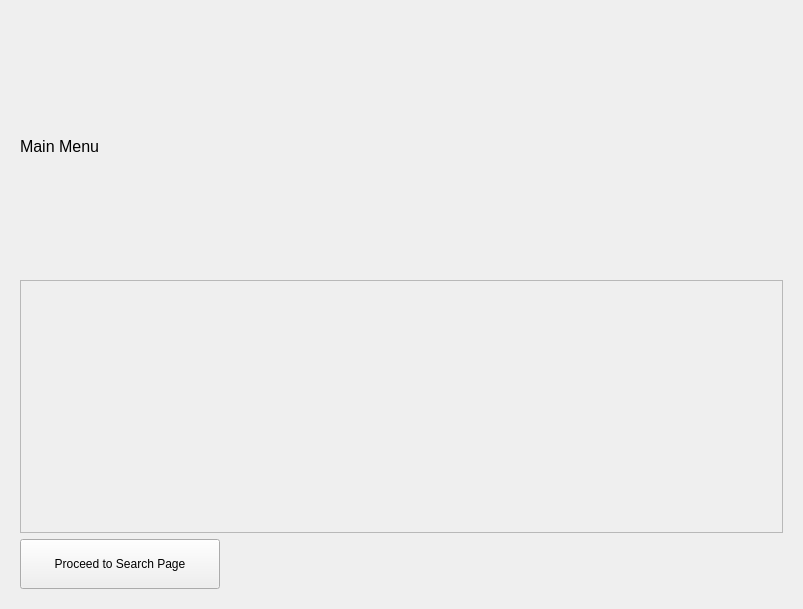
This is form.ui in verociraptor/movie-sorter as Qt 5 draws it before an edit. The edited form follows.
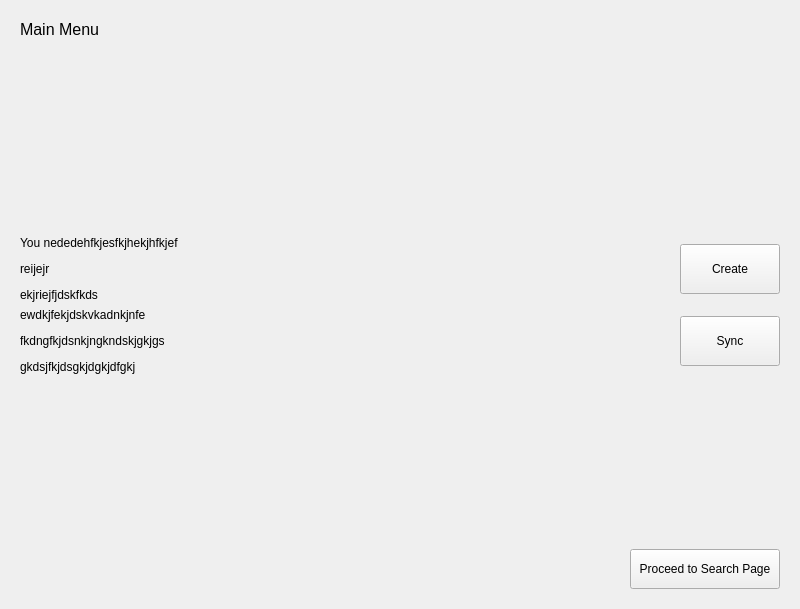
This is the edited form.

Commit message: Edited UI to allow scalability when resizing the window.

What changed in the file:
```diff
--- a/form.ui
+++ b/form.ui
@@ -6,76 +6,188 @@
    <rect>
     <x>0</x>
     <y>0</y>
-    <width>803</width>
+    <width>800</width>
     <height>609</height>
    </rect>
   </property>
   <property name="windowTitle">
    <string>test627</string>
   </property>
-  <layout class="QVBoxLayout" name="verticalLayout">
-   <item>
+  <layout class="QGridLayout" name="gridLayout_5">
+   <item row="0" column="0">
     <widget class="QStackedWidget" name="stackedWidget">
      <property name="currentIndex">
       <number>0</number>
      </property>
      <widget class="QWidget" name="page_1">
-      <layout class="QVBoxLayout" name="verticalLayout_2">
-       <item>
-        <widget class="QLabel" name="label">
-         <property name="text">
-          <string>&lt;html&gt;&lt;head/&gt;&lt;body&gt;&lt;p&gt;&lt;span style=&quot; font-size:12pt;&quot;&gt;Main Menu&lt;/span&gt;&lt;/p&gt;&lt;/body&gt;&lt;/html&gt;</string>
-         </property>
-        </widget>
-       </item>
-       <item>
-        <widget class="QFrame" name="frame">
-         <property name="frameShape">
-          <enum>QFrame::StyledPanel</enum>
-         </property>
-         <property name="frameShadow">
-          <enum>QFrame::Raised</enum>
-         </property>
-         <widget class="QWidget" name="gridLayoutWidget">
-          <property name="geometry">
-           <rect>
-            <x>40</x>
-            <y>50</y>
-            <width>16</width>
-            <height>16</height>
-           </rect>
-          </property>
-          <layout class="QGridLayout" name="gridLayout"/>
-         </widget>
-        </widget>
-       </item>
-       <item>
+      <layout class="QGridLayout" name="gridLayout">
+       <item row="3" column="0">
+        <layout class="QHBoxLayout" name="horizontalLayout_2">
+         <item alignment="Qt::AlignRight|Qt::AlignBottom">
         <widget class="QPushButton" name="toSearchPage">
          <property name="sizePolicy">
-          <sizepolicy hsizetype="Maximum" vsizetype="Fixed">
-           <horstretch>50</horstretch>
+            <sizepolicy hsizetype="Preferred" vsizetype="Preferred">
+             <horstretch>0</horstretch>
            <verstretch>0</verstretch>
           </sizepolicy>
          </property>
          <property name="minimumSize">
           <size>
-           <width>40</width>
-           <height>28</height>
+             <width>150</width>
+             <height>40</height>
           </size>
          </property>
          <property name="maximumSize">
           <size>
-           <width>200</width>
-           <height>50</height>
-          </size>
-         </property>
+             <width>0</width>
+             <height>0</height>
+            </size>
+           </property>
+           <property name="sizeIncrement">
+            <size>
+             <width>0</width>
+             <height>0</height>
+            </size>
+           </property>
+           <property name="baseSize">
+            <size>
+             <width>0</width>
+             <height>0</height>
+            </size>
+           </property>
+           <property name="toolTip">
+            <string>don't click me</string>
+           </property>
+           <property name="statusTip">
+            <string/>
+           </property>
          <property name="layoutDirection">
           <enum>Qt::LeftToRight</enum>
          </property>
          <property name="text">
           <string>Proceed to Search Page</string>
          </property>
-        </widget>
+           <property name="iconSize">
+            <size>
+             <width>30</width>
+             <height>20</height>
+            </size>
+           </property>
+          </widget>
+         </item>
+        </layout>
+       </item>
+       <item row="1" column="0">
+        <layout class="QHBoxLayout" name="horizontalLayout_3">
+         <property name="spacing">
+          <number>0</number>
+         </property>
+         <item alignment="Qt::AlignLeft|Qt::AlignTop">
+          <widget class="QLabel" name="menuLabel">
+           <property name="sizePolicy">
+            <sizepolicy hsizetype="Preferred" vsizetype="Preferred">
+             <horstretch>0</horstretch>
+             <verstretch>0</verstretch>
+            </sizepolicy>
+           </property>
+           <property name="minimumSize">
+            <size>
+             <width>100</width>
+             <height>50</height>
+            </size>
+           </property>
+           <property name="maximumSize">
+            <size>
+             <width>0</width>
+             <height>0</height>
+            </size>
+           </property>
+           <property name="text">
+            <string>&lt;html&gt;&lt;head/&gt;&lt;body&gt;&lt;p&gt;&lt;span style=&quot; font-size:12pt;&quot;&gt;Main Menu&lt;/span&gt;&lt;/p&gt;&lt;/body&gt;&lt;/html&gt;</string>
+           </property>
+           <property name="scaledContents">
+            <bool>true</bool>
+           </property>
+           <property name="alignment">
+            <set>Qt::AlignLeading|Qt::AlignLeft|Qt::AlignTop</set>
+           </property>
+          </widget>
+         </item>
+        </layout>
+       </item>
+       <item row="2" column="0">
+        <layout class="QGridLayout" name="gridLayout_2">
+         <item row="0" column="1">
+          <widget class="QPushButton" name="createButton">
+           <property name="sizePolicy">
+            <sizepolicy hsizetype="Preferred" vsizetype="Preferred">
+             <horstretch>0</horstretch>
+             <verstretch>0</verstretch>
+            </sizepolicy>
+           </property>
+           <property name="minimumSize">
+            <size>
+             <width>10</width>
+             <height>10</height>
+            </size>
+           </property>
+           <property name="maximumSize">
+            <size>
+             <width>100</width>
+             <height>50</height>
+            </size>
+           </property>
+           <property name="text">
+            <string>Create</string>
+           </property>
+          </widget>
+         </item>
+         <item row="1" column="1">
+          <widget class="QPushButton" name="syncButton">
+           <property name="sizePolicy">
+            <sizepolicy hsizetype="Preferred" vsizetype="Preferred">
+             <horstretch>0</horstretch>
+             <verstretch>0</verstretch>
+            </sizepolicy>
+           </property>
+           <property name="minimumSize">
+            <size>
+             <width>0</width>
+             <height>0</height>
+            </size>
+           </property>
+           <property name="maximumSize">
+            <size>
+             <width>100</width>
+             <height>50</height>
+            </size>
+           </property>
+           <property name="text">
+            <string>Sync</string>
+           </property>
+          </widget>
+         </item>
+         <item row="0" column="0">
+          <widget class="QLabel" name="createInfo">
+           <property name="text">
+            <string>&lt;html&gt;&lt;head/&gt;&lt;body&gt;&lt;p&gt;You nededehfkjesfkjhekjhfkjef&lt;/p&gt;&lt;p&gt;reijejr&lt;/p&gt;&lt;p&gt;ekjriejfjdskfkds&lt;/p&gt;&lt;/body&gt;&lt;/html&gt;</string>
+           </property>
+          </widget>
+         </item>
+         <item row="1" column="0">
+          <widget class="QLabel" name="syncInfo">
+           <property name="sizePolicy">
+            <sizepolicy hsizetype="Preferred" vsizetype="Preferred">
+             <horstretch>0</horstretch>
+             <verstretch>0</verstretch>
+            </sizepolicy>
+           </property>
+           <property name="text">
+            <string>&lt;html&gt;&lt;head/&gt;&lt;body&gt;&lt;p&gt;ewdkjfekjdskvkadnkjnfe&lt;/p&gt;&lt;p&gt;fkdngfkjdsnkjngkndskjgkjgs&lt;/p&gt;&lt;p&gt;gkdsjfkjdsgkjdgkjdfgkj&lt;/p&gt;&lt;/body&gt;&lt;/html&gt;</string>
+           </property>
+          </widget>
+         </item>
+        </layout>
        </item>
       </layout>
      </widget>
```
Left out of the diff: 336 changed lines with no effect on the pictures. Lines whose indentation alone changed are shown as unchanged. The commit also changes 2 other files.
